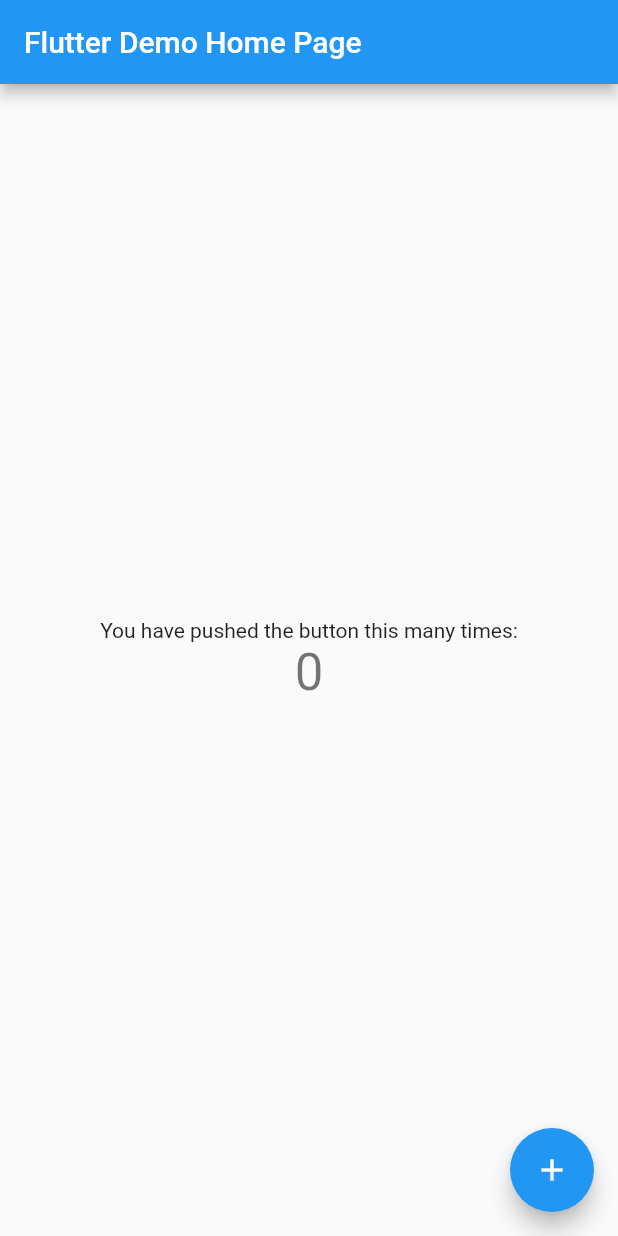
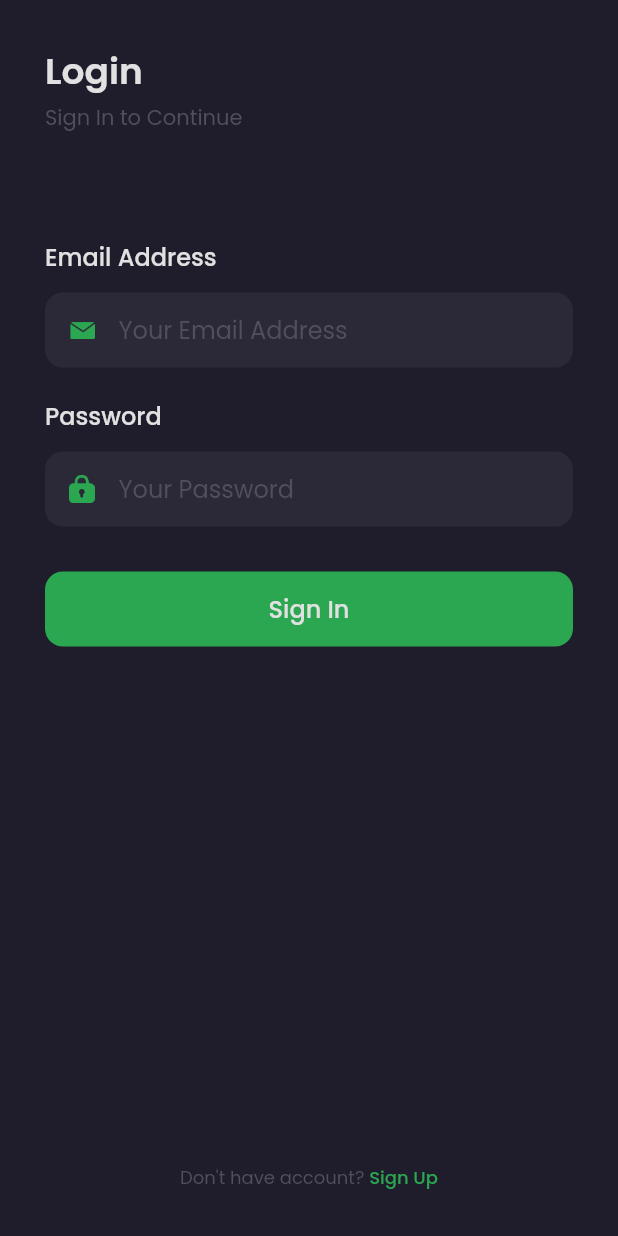
Before and after one commit to NikiMNafis/Kelompok3_Mobile_TIFD_Semester4, a Flutter app: the screen it shows after launch, on a phone screen of 412 x 824 dp. Run offline on Flutter 3.47's test engine with Material 2 defaults, Android fonts, the phone set to English and light mode, and no system bars; our stand-ins replace google_fonts.

```diff
--- a/lib/main.dart
+++ b/lib/main.dart
@@ -1,115 +1,20 @@
 import 'package:flutter/material.dart';
+import 'package:project_akhir_mobile_smtr4/screen/sign_in_screen.dart';
+import 'package:project_akhir_mobile_smtr4/screen/splash_screen.dart';
 
-void main() {
-  runApp(const MyApp());
-}
+
+void main() => runApp(MyApp());
 
 class MyApp extends StatelessWidget {
-  const MyApp({Key? key}) : super(key: key);
-
-  // This widget is the root of your application.
   @override
   Widget build(BuildContext context) {
+    // TODO: implement build
     return MaterialApp(
-      title: 'Flutter Demo',
-      theme: ThemeData(
-        // This is the theme of your application.
-        //
-        // Try running your application with "flutter run". You'll see the
-        // application has a blue toolbar. Then, without quitting the app, try
-        // changing the primarySwatch below to Colors.green and then invoke
-        // "hot reload" (press "r" in the console where you ran "flutter run",
-        // or simply save your changes to "hot reload" in a Flutter IDE).
-        // Notice that the counter didn't reset back to zero; the application
-        // is not restarted.
-        primarySwatch: Colors.blue,
-      ),
-      home: const MyHomePage(title: 'Flutter Demo Home Page'),
+      debugShowCheckedModeBanner: false,
+      routes: {
+        '/': (context) => SplashScreen(),
+        '/sign-in': (context) => SignInScreen(),
+      },
     );
   }
 }
-
-class MyHomePage extends StatefulWidget {
-  const MyHomePage({Key? key, required this.title}) : super(key: key);
-
-  // This widget is the home page of your application. It is stateful, meaning
-  // that it has a State object (defined below) that contains fields that affect
-  // how it looks.
-
-  // This class is the configuration for the state. It holds the values (in this
-  // case the title) provided by the parent (in this case the App widget) and
-  // used by the build method of the State. Fields in a Widget subclass are
-  // always marked "final".
-
-  final String title;
-
-  @override
-  State<MyHomePage> createState() => _MyHomePageState();
-}
-
-class _MyHomePageState extends State<MyHomePage> {
-  int _counter = 0;
-
-  void _incrementCounter() {
-    setState(() {
-      // This call to setState tells the Flutter framework that something has
-      // changed in this State, which causes it to rerun the build method below
-      // so that the display can reflect the updated values. If we changed
-      // _counter without calling setState(), then the build method would not be
-      // called again, and so nothing would appear to happen.
-      _counter++;
-    });
-  }
-
-  @override
-  Widget build(BuildContext context) {
-    // This method is rerun every time setState is called, for instance as done
-    // by the _incrementCounter method above.
-    //
-    // The Flutter framework has been optimized to make rerunning build methods
-    // fast, so that you can just rebuild anything that needs updating rather
-    // than having to individually change instances of widgets.
-    return Scaffold(
-      appBar: AppBar(
-        // Here we take the value from the MyHomePage object that was created by
-        // the App.build method, and use it to set our appbar title.
-        title: Text(widget.title),
-      ),
-      body: Center(
-        // Center is a layout widget. It takes a single child and positions it
-        // in the middle of the parent.
-        child: Column(
-          // Column is also a layout widget. It takes a list of children and
-          // arranges them vertically. By default, it sizes itself to fit its
-          // children horizontally, and tries to be as tall as its parent.
-          //
-          // Invoke "debug painting" (press "p" in the console, choose the
-          // "Toggle Debug Paint" action from the Flutter Inspector in Android
-          // Studio, or the "Toggle Debug Paint" command in Visual Studio Code)
-          // to see the wireframe for each widget.
-          //
-          // Column has various properties to control how it sizes itself and
-          // how it positions its children. Here we use mainAxisAlignment to
-          // center the children vertically; the main axis here is the vertical
-          // axis because Columns are vertical (the cross axis would be
-          // horizontal).
-          mainAxisAlignment: MainAxisAlignment.center,
-          children: <Widget>[
-            const Text(
-              'You have pushed the button this many times:',
-            ),
-            Text(
-              '$_counter',
-              style: Theme.of(context).textTheme.headline4,
-            ),
-          ],
-        ),
-      ),
-      floatingActionButton: FloatingActionButton(
-        onPressed: _incrementCounter,
-        tooltip: 'Increment',
-        child: const Icon(Icons.add),
-      ), // This trailing comma makes auto-formatting nicer for build methods.
-    );
-  }
-}
--- /dev/null
+++ b/lib/screen/sign_in_screen.dart
@@ -0,0 +1,210 @@
+import 'package:flutter/material.dart';
+import 'package:project_akhir_mobile_smtr4/theme.dart';
+
+class SignInScreen extends StatelessWidget {
+  @override
+  Widget build(BuildContext context) {
+    Widget header(){
+      return Container(
+        margin: EdgeInsets.only(top: 30),
+        child: Column(
+          crossAxisAlignment: CrossAxisAlignment.start,
+          children: [
+            Text(
+              'Login',
+              style: primaryTextStyle.copyWith(
+                fontSize: 24,
+                fontWeight: semiBold,
+              ),
+            ),
+            SizedBox(
+              height: 2,
+            ),
+            Text(
+              'Sign In to Continue',
+              style: subtitleTextStyle,
+            ),
+          ],
+        ),
+      );
+    }
+
+    Widget inputEmail() {
+      return Container(
+        margin: EdgeInsets.only(top: 70),
+        child: Column(
+          crossAxisAlignment: CrossAxisAlignment.start,
+          children: [
+            Text(
+              'Email Address',
+              style: primaryTextStyle.copyWith(
+                fontSize: 16,
+                fontWeight: medium,
+              ),
+            ),
+            SizedBox(
+              height: 12,
+            ),
+            Container(
+              height: 50,
+              padding: EdgeInsets.symmetric(
+                horizontal: 16,
+              ),
+              decoration: BoxDecoration(
+                color: backgroundColor2,
+                borderRadius: BorderRadius.circular(12),
+              ),
+              child: Center(
+                child: Row(
+                  children: [
+                    Image.asset(
+                      'assets/icon_email.png',
+                      width: 17,
+                    ),
+                    SizedBox(
+                      width: 16,
+                    ),
+                    Expanded(
+                      child: TextFormField(
+                        style: primaryTextStyle,
+                        decoration: InputDecoration.collapsed(
+                          hintText: 'Your Email Address',
+                          hintStyle: subtitleTextStyle,
+                        ),
+                      ),
+                    ),
+                  ],
+                ),
+              ),
+            )
+          ],
+        ),
+      );
+    }
+
+    Widget inputPassword() {
+      return Container(
+        margin: EdgeInsets.only(top: 20),
+        child: Column(
+          crossAxisAlignment: CrossAxisAlignment.start,
+          children: [
+            Text(
+              'Password',
+              style: primaryTextStyle.copyWith(
+                fontSize: 16,
+                fontWeight: medium,
+              ),
+            ),
+            SizedBox(
+              height: 12,
+            ),
+            Container(
+              height: 50,
+              padding: EdgeInsets.symmetric(
+                horizontal: 16,
+              ),
+              decoration: BoxDecoration(
+                color: backgroundColor2,
+                borderRadius: BorderRadius.circular(12),
+              ),
+              child: Center(
+                child: Row(
+                  children: [
+                    Image.asset(
+                      'assets/icon_password.png',
+                      width: 17,
+                    ),
+                    SizedBox(
+                      width: 16,
+                    ),
+                    Expanded(
+                      child: TextFormField(
+                        obscureText: true,
+                        style: primaryTextStyle,
+                        decoration: InputDecoration.collapsed(
+                          hintText: 'Your Password',
+                          hintStyle: subtitleTextStyle,
+                        ),
+                      ),
+                    ),
+                  ],
+                ),
+              ),
+            )
+          ],
+        ),
+      );
+    }
+
+    Widget signInButton() {
+      return Container(
+        height: 50,
+        width: double.infinity,
+        margin: EdgeInsets.only(top: 30),
+        child: TextButton(
+          onPressed: () {},
+          style: TextButton.styleFrom(
+            backgroundColor: primaryColor,
+            shape: RoundedRectangleBorder(
+              borderRadius: BorderRadius.circular(12),
+            ),
+          ),
+          child: Text(
+            'Sign In',
+            style: primaryTextStyle.copyWith(
+              fontSize: 16,
+              fontWeight: medium,
+            ),
+          ),
+        ),
+      );
+    }
+
+    Widget footer() {
+      return Container(
+        margin: EdgeInsets.only(bottom: 30),
+        child: Row(
+          mainAxisAlignment: MainAxisAlignment.center,
+          children: [
+            Text(
+              'Don\'t have account? ',
+              style: subtitleTextStyle.copyWith(
+                fontSize: 12,
+              ),
+            ),
+            Text(
+              'Sign Up',
+              style: greenTextStyle.copyWith(
+                fontSize: 12,
+                fontWeight: medium,
+              ),
+            )
+          ],
+        ),
+      );
+    }
+
+    return Scaffold(
+      backgroundColor: backgroundColor1,
+      resizeToAvoidBottomInset: false,
+      body: SafeArea(
+        child: Container(
+          margin: EdgeInsets.symmetric(
+            horizontal: defaultMargin,
+          ),
+          child: Column(
+            crossAxisAlignment: CrossAxisAlignment.start,
+            children: [
+              header(),
+              inputEmail(),
+              inputPassword(),
+              signInButton(),
+              Spacer(),
+              footer(),
+            ],
+          ),
+        ),
+      ),
+    );
+  }
+}
--- /dev/null
+++ b/lib/screen/splash_screen.dart
@@ -0,0 +1,43 @@
+import 'dart:async';
+
+import 'package:flutter/material.dart';
+import 'package:project_akhir_mobile_smtr4/theme.dart';
+
+class SplashScreen extends StatefulWidget {
+  @override
+  State<SplashScreen> createState() => _SplashScreenState();
+}
+
+class _SplashScreenState extends State<SplashScreen> {
+
+
+  @override
+  void initState() {
+    // TODO: implement initState
+
+    Timer(Duration(seconds: 3), () => Navigator.pushNamed(context, '/sign-in'),
+    );
+
+    super.initState();
+  }
+
+  @override
+  Widget build(BuildContext context) {
+    return Scaffold(
+      backgroundColor: backgroundColor1,
+      body: Center(
+        child: Container(
+          width: 130,
+          height: 150,
+          decoration: BoxDecoration(
+            image: DecorationImage(
+                image: AssetImage(
+                  'assets/image_splash.png',
+                ),
+            ),
+          ),
+        ),
+      ),
+    );
+  }
+}
```
